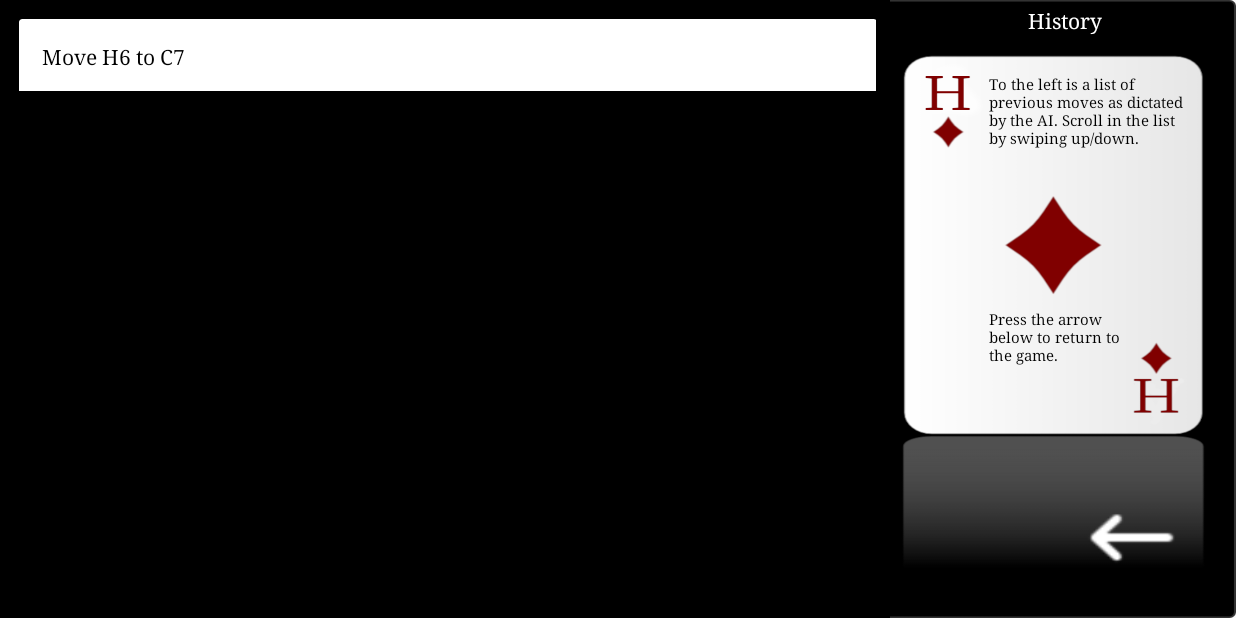
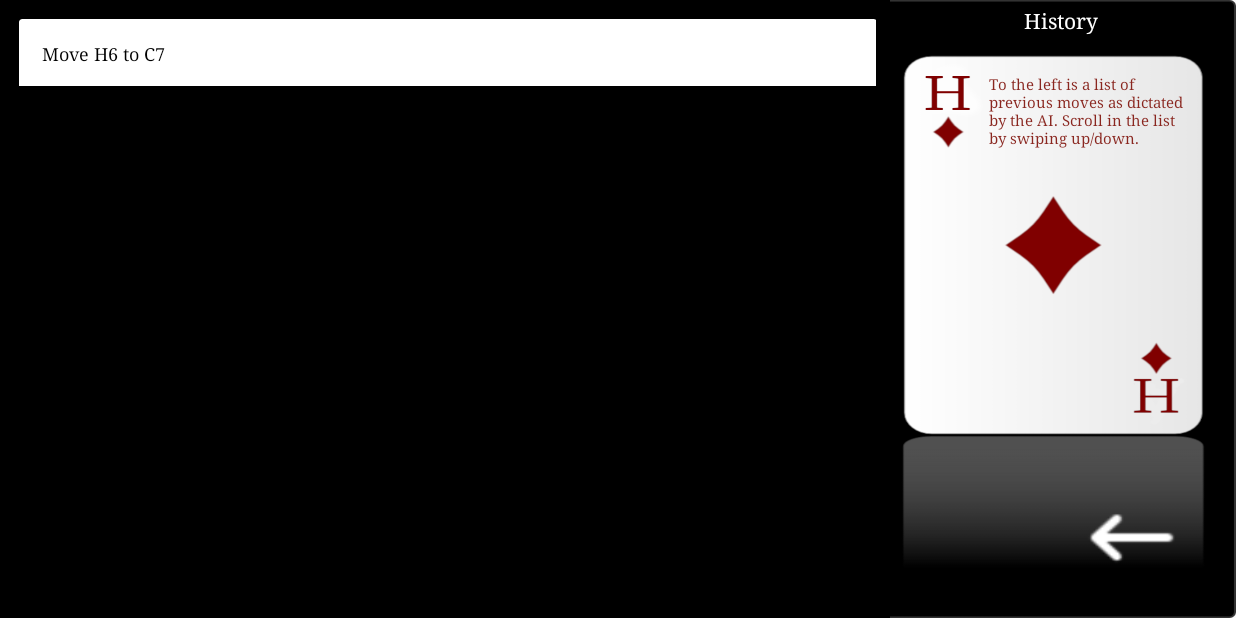
Before and after one commit to aleksanderlj/7_Kabale, an Android app: the MoveHistoryActivity screen opened directly, with no data from a screen before it, on a phone screen of 824 x 412 dp (held sideways). Run offline under Robolectric (Android 15) with nearby library versions, the phone set to English and light mode, and no system bars; our stand-ins replace Room's generated code.

Commit message:
Diverse UI ændringer

```diff
--- a/app/src/main/res/layout/activity_main.xml
+++ b/app/src/main/res/layout/activity_main.xml
@@ -13,6 +13,7 @@
         android:layout_width="0dp"
         android:layout_height="0dp"
         android:background="@drawable/btn_shadow"
+        android:fontFamily="serif"
         android:text="New Game"
         app:layout_constraintBottom_toTopOf="@+id/guideline11"
         app:layout_constraintEnd_toStartOf="@+id/guideline2"
@@ -24,6 +25,7 @@
         android:layout_width="0dp"
         android:layout_height="0dp"
         android:background="@drawable/btn_shadow"
+        android:fontFamily="serif"
         android:text="Continue"
         android:textSize="14sp"
         app:layout_constraintBottom_toTopOf="@+id/guideline11"
--- a/app/src/main/res/layout/activity_move_history.xml
+++ b/app/src/main/res/layout/activity_move_history.xml
@@ -87,7 +87,7 @@
         android:textColor="@android:color/white"
         android:textSize="14sp"
         app:layout_constraintEnd_toEndOf="parent"
-        app:layout_constraintStart_toStartOf="@+id/guideline4"
+        app:layout_constraintStart_toEndOf="@+id/recyclerView"
         app:layout_constraintTop_toTopOf="parent" />
 
     <TextView
@@ -97,27 +97,12 @@
         android:elevation="15dp"
         android:fontFamily="serif"
         android:text="@string/history_info1"
-        android:textColor="@color/colorBlack"
+        android:textColor="@color/colorDarkRed"
         android:textSize="10sp"
         app:layout_constraintBottom_toTopOf="@+id/guideline17"
         app:layout_constraintEnd_toStartOf="@+id/guideline6"
         app:layout_constraintStart_toStartOf="@+id/guideline19"
         app:layout_constraintTop_toTopOf="@+id/guideline18" />
-
-    <TextView
-        android:id="@+id/historyText2"
-        android:layout_width="0dp"
-        android:layout_height="0dp"
-        android:layout_marginEnd="16dp"
-        android:elevation="15dp"
-        android:fontFamily="serif"
-        android:text="@string/history_info2"
-        android:textColor="@color/colorBlack"
-        android:textSize="10sp"
-        app:layout_constraintBottom_toTopOf="@+id/guideline22"
-        app:layout_constraintEnd_toStartOf="@+id/guideline20"
-        app:layout_constraintStart_toStartOf="@+id/guideline19"
-        app:layout_constraintTop_toTopOf="@+id/guideline21" />
 
     <androidx.constraintlayout.widget.Guideline
         android:id="@+id/guideline17"
--- a/app/src/main/res/layout/camera.xml
+++ b/app/src/main/res/layout/camera.xml
@@ -4,7 +4,7 @@
     xmlns:tools="http://schemas.android.com/tools"
     android:layout_width="match_parent"
     android:layout_height="match_parent"
-    android:background="@drawable/solitaire">
+    android:background="@drawable/dark_background">
 
     <Button
         android:id="@+id/capture_btn"
@@ -78,6 +78,7 @@
         android:layout_marginEnd="16dp"
         android:layout_marginBottom="4dp"
         android:elevation="10dp"
+        android:fontFamily="serif"
         android:gravity="center"
         android:text="Capture image for next instruction."
         android:textAlignment="gravity"
@@ -88,11 +89,12 @@
         app:layout_constraintTop_toTopOf="@+id/guideline"
         app:layout_constraintVertical_bias="1.0" />
 
+    <!--  button icon from: https://www.flaticon.com/free-icon/history_3003593?term=history&page=1&position=86#  -->
     <Button
         android:id="@+id/history_btn"
         android:layout_width="0dp"
         android:layout_height="0dp"
-        android:background="@drawable/blackhistoryicon"
+        android:background="@drawable/newhistory"
         android:elevation="20dp"
         app:layout_constraintBottom_toTopOf="@+id/guideline16"
         app:layout_constraintEnd_toStartOf="@+id/guideline14"
@@ -134,6 +136,7 @@
         android:layout_height="wrap_content"
         android:layout_marginBottom="2dp"
         android:elevation="10dp"
+        android:fontFamily="serif"
         android:text="History"
         android:textAlignment="center"
         android:textSize="12sp"
--- a/app/src/main/res/layout/history_item.xml
+++ b/app/src/main/res/layout/history_item.xml
@@ -30,7 +30,7 @@
                 android:padding="5dp"
                 android:text="Move H6 to C7."
                 android:textColor="@color/colorBlack"
-                android:textSize="14sp"></TextView>
+                android:textSize="12sp"></TextView>
         </androidx.appcompat.widget.LinearLayoutCompat>
     </androidx.cardview.widget.CardView>
 
--- a/app/src/main/res/values/colors.xml
+++ b/app/src/main/res/values/colors.xml
@@ -6,4 +6,5 @@
     <color name="colorDarkGreen">#001A01</color>
     <color name="colorBlack">#000000</color>
     <color name="colorDarkGray">#333333</color>
+    <color name="colorDarkRed">#8A2720</color>
 </resources>
```
Also changed, not shown: app/src/main/res/drawable-v24/cardshistorytransparent.png (added), app/src/main/res/drawable-v24/newhistory.png (added), app/src/main/res/drawable/solitaire.png (deleted), app/src/main/res/drawable/solitairebanner.png (deleted).
